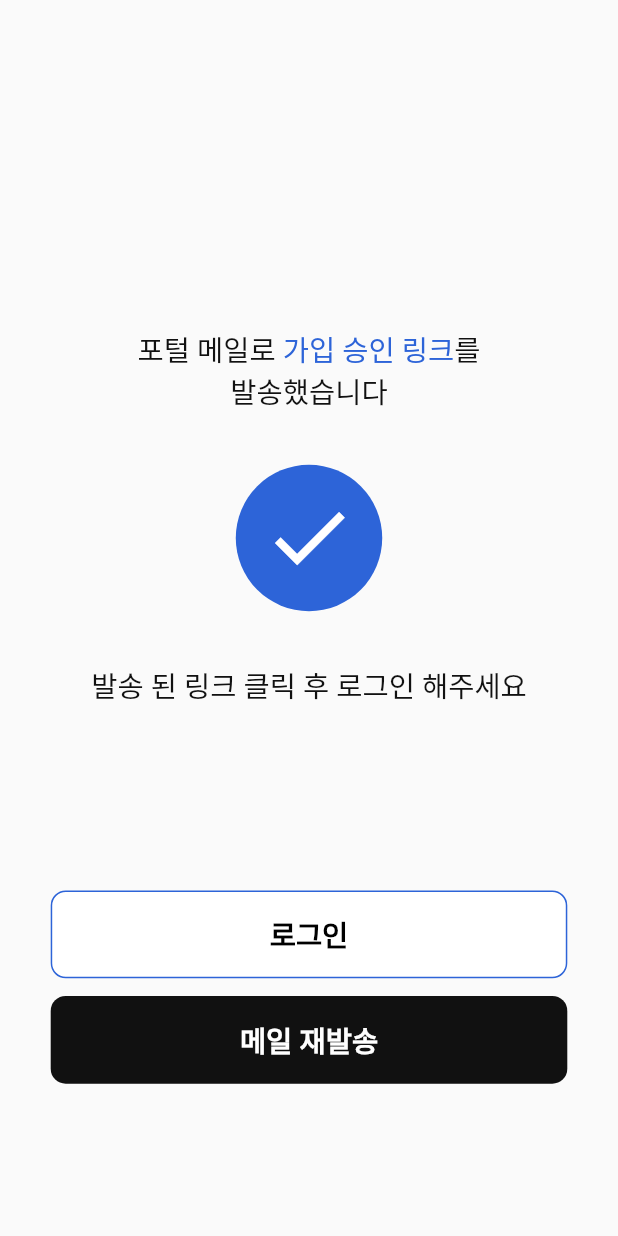
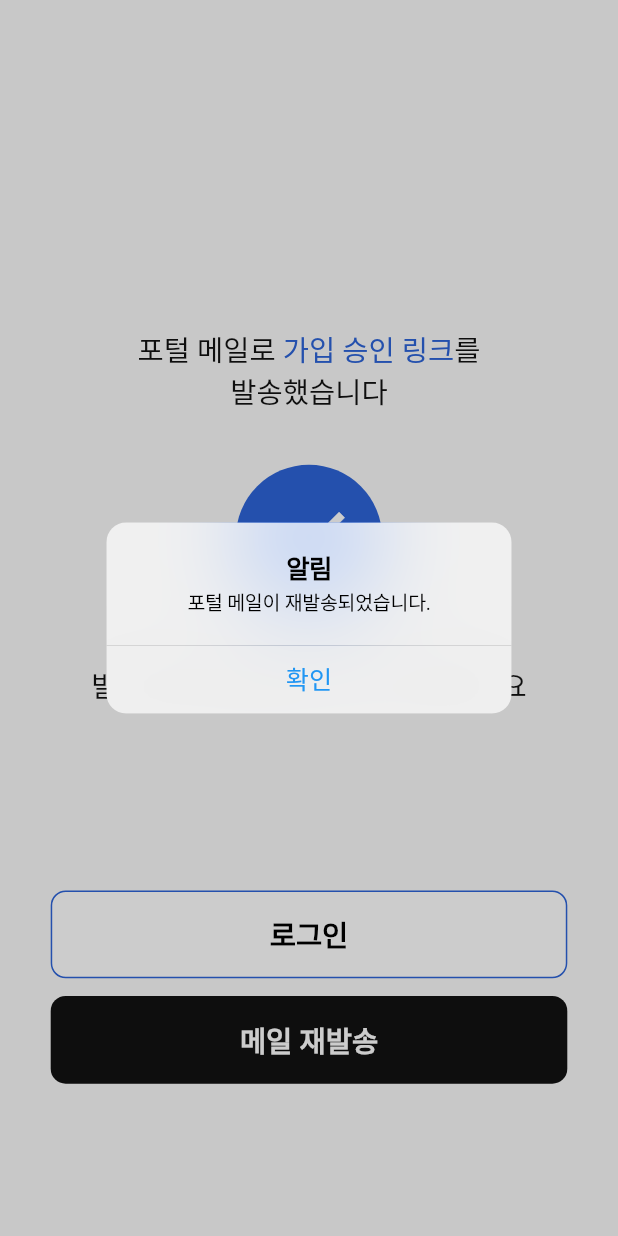
Before and after one commit to USW-Random-Chat/Flutter, a Flutter app: the SignUpDone screen opened directly, after a tap on "메일 재발송", on a phone screen of 412 x 824 dp. Run offline on Flutter 3.47's test engine with Material 2 defaults, Android fonts, the phone set to English and light mode, and no system bars; our stand-ins replace flutter_screenutil, flutter_svg; Roboto replaces fonts that are missing (Pretendard-Bold, Pretendard-Regular).

Commit message:
위젯에 일반 알림창 추가

```diff
--- a/lib/views/signup_done.dart
+++ b/lib/views/signup_done.dart
@@ -1,5 +1,6 @@
 import 'package:flutter/material.dart';
 import 'package:flutter_screenutil/flutter_screenutil.dart';
+import 'package:suwon/views/widgets/normal_alert_dialog.dart';
 import 'package:suwon/views/widgets/csbutton.dart';
 import 'package:suwon/views/login_screen.dart';
 
@@ -109,7 +110,16 @@ class _SignUpDoneState extends State<SignUpDone> {
               CustomButton(
                 text: '메일 재발송',
                 backgroundColor: Color(0xFF111111),
-                onPressed: () {},
+                onPressed: () {
+                  NormalAlertDialog(
+                    title: "알림",
+                    message: "포털 메일이 재발송되었습니다.",
+                    onClose: () {
+                      // 다이얼로그 닫기 후 뒤로 화면이동
+                      //Navigator.of(context).pop();
+                    },
+                  ).show(context);
+                },
                 color: Colors.white,
               ),
             ],
--- /dev/null
+++ b/lib/views/widgets/normal_alert_dialog.dart
@@ -0,0 +1,34 @@
+import 'package:flutter/cupertino.dart';
+
+class NormalAlertDialog {
+  final String title;
+  final String message;
+  final VoidCallback onClose;
+
+  NormalAlertDialog({
+    required this.title,
+    required this.message,
+    required this.onClose,
+  });
+
+  void show(BuildContext context) {
+    showCupertinoDialog(
+      context: context,
+      builder: (BuildContext context) {
+        return CupertinoAlertDialog(
+          title: Text(title),
+          content: Text(message),
+          actions: <Widget>[
+            CupertinoDialogAction(
+              child: Text('확인'),
+              onPressed: () {
+                onClose();
+                Navigator.of(context).pop();
+              },
+            ),
+          ],
+        );
+      },
+    );
+  }
+}
```
